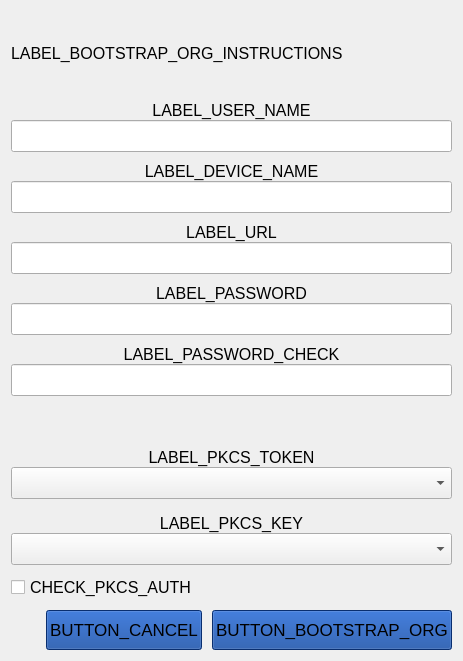
Qt form parsec/core/gui/forms/bootstrap_organization_widget.ui (Scille/parsec-cloud) before a commit.
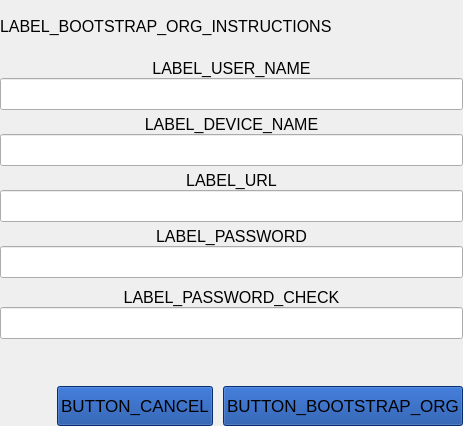
The same form after that commit. Custom widgets are drawn as their Qt base class.

What changed in the file:
```diff
--- a/parsec/core/gui/forms/bootstrap_organization_widget.ui
+++ b/parsec/core/gui/forms/bootstrap_organization_widget.ui
@@ -7,7 +7,7 @@
     <x>0</x>
     <y>0</y>
     <width>463</width>
-    <height>661</height>
+    <height>426</height>
    </rect>
   </property>
   <property name="windowTitle">
@@ -35,6 +35,18 @@
 }</string>
   </property>
   <layout class="QVBoxLayout" name="verticalLayout_4">
+   <property name="leftMargin">
+    <number>0</number>
+   </property>
+   <property name="topMargin">
+    <number>0</number>
+   </property>
+   <property name="rightMargin">
+    <number>0</number>
+   </property>
+   <property name="bottomMargin">
+    <number>0</number>
+   </property>
    <item>
     <widget class="QLabel" name="label_9">
      <property name="sizePolicy">
@@ -99,7 +111,7 @@
        <widget class="QWidget" name="widget_2" native="true">
         <layout class="QVBoxLayout" name="verticalLayout">
          <property name="spacing">
-          <number>10</number>
+          <number>5</number>
          </property>
          <property name="leftMargin">
           <number>0</number>
@@ -358,124 +370,6 @@
            </layout>
           </widget>
          </item>
-         <item>
-          <widget class="QWidget" name="widget_pkcs11" native="true">
-           <property name="font">
-            <font>
-             <pointsize>12</pointsize>
-            </font>
-           </property>
-           <layout class="QVBoxLayout" name="verticalLayout_3">
-            <property name="spacing">
-             <number>15</number>
-            </property>
-            <property name="leftMargin">
-             <number>0</number>
-            </property>
-            <property name="topMargin">
-             <number>0</number>
-            </property>
-            <property name="rightMargin">
-             <number>0</number>
-            </property>
-            <property name="bottomMargin">
-             <number>0</number>
-            </property>
-            <item>
-             <layout class="QVBoxLayout" name="verticalLayout_13">
-              <property name="spacing">
-               <number>0</number>
-              </property>
-              <item>
-               <widget class="QLabel" name="label_4">
-                <property name="font">
-                 <font>
-                  <pointsize>12</pointsize>
-                 </font>
-                </property>
-                <property name="text">
-                 <string>LABEL_PKCS_TOKEN</string>
-                </property>
-                <property name="alignment">
-                 <set>Qt::AlignCenter</set>
-                </property>
-               </widget>
-              </item>
-              <item>
-               <widget class="QComboBox" name="combo_pkcs11_token">
-                <property name="minimumSize">
-                 <size>
-                  <width>0</width>
-                  <height>32</height>
-                 </size>
-                </property>
-                <property name="font">
-                 <font>
-                  <pointsize>12</pointsize>
-                 </font>
-                </property>
-               </widget>
-              </item>
-             </layout>
-            </item>
-            <item>
-             <layout class="QVBoxLayout" name="verticalLayout_14">
-              <property name="spacing">
-               <number>0</number>
-              </property>
-              <item>
-               <widget class="QLabel" name="label_5">
-                <property name="font">
-                 <font>
-                  <pointsize>12</pointsize>
-                 </font>
-                </property>
-                <property name="text">
-                 <string>LABEL_PKCS_KEY</string>
-                </property>
-                <property name="alignment">
-                 <set>Qt::AlignCenter</set>
-                </property>
-               </widget>
-              </item>
-              <item>
-               <widget class="QComboBox" name="combo_pkcs11_key">
-                <property name="minimumSize">
-                 <size>
-                  <width>0</width>
-                  <height>32</height>
-                 </size>
-                </property>
-                <property name="font">
-                 <font>
-                  <pointsize>12</pointsize>
-                 </font>
-                </property>
-               </widget>
-              </item>
-             </layout>
-            </item>
-           </layout>
-          </widget>
-         </item>
-         <item>
-          <widget class="QCheckBox" name="check_box_use_pkcs11">
-           <property name="font">
-            <font>
-             <pointsize>12</pointsize>
-            </font>
-           </property>
-           <property name="text">
-            <string>CHECK_PKCS_AUTH</string>
-           </property>
-           <property name="checkable">
-            <bool>true</bool>
-           </property>
-           <property name="checked">
-            <bool>false</bool>
-           </property>
-          </widget>
-         </item>
          <item>
           <layout class="QHBoxLayout" name="horizontalLayout_3">
            <property name="spacing">
```
Left out of the diff: 35 changed lines with no effect on the pictures.
